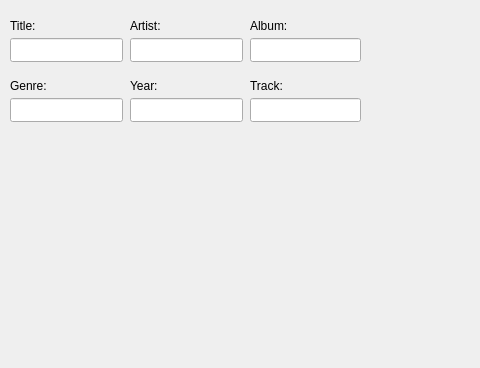
Qt form mainwindow.ui (dylondark/RazorTag) before a commit; both pictures show x 0 to 480 and y 112 to 480 of the 640 by 480 pixel window.
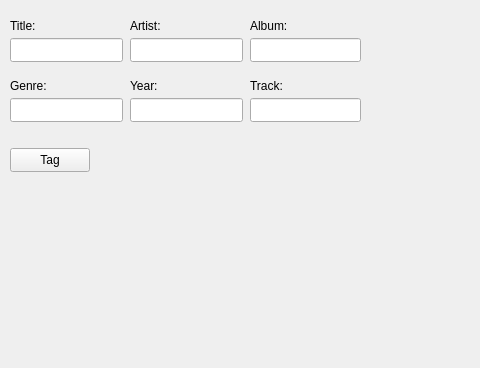
The same form after that commit.

Commit message: Add tag button

```diff
--- a/mainwindow.ui
+++ b/mainwindow.ui
@@ -225,6 +225,19 @@
      <string>Track:</string>
     </property>
    </widget>
+   <widget class="QPushButton" name="tagButton">
+    <property name="geometry">
+     <rect>
+      <x>10</x>
+      <y>260</y>
+      <width>80</width>
+      <height>24</height>
+     </rect>
+    </property>
+    <property name="text">
+     <string>Tag</string>
+    </property>
+   </widget>
   </widget>
   <widget class="QMenuBar" name="menubar">
    <property name="geometry">
```
